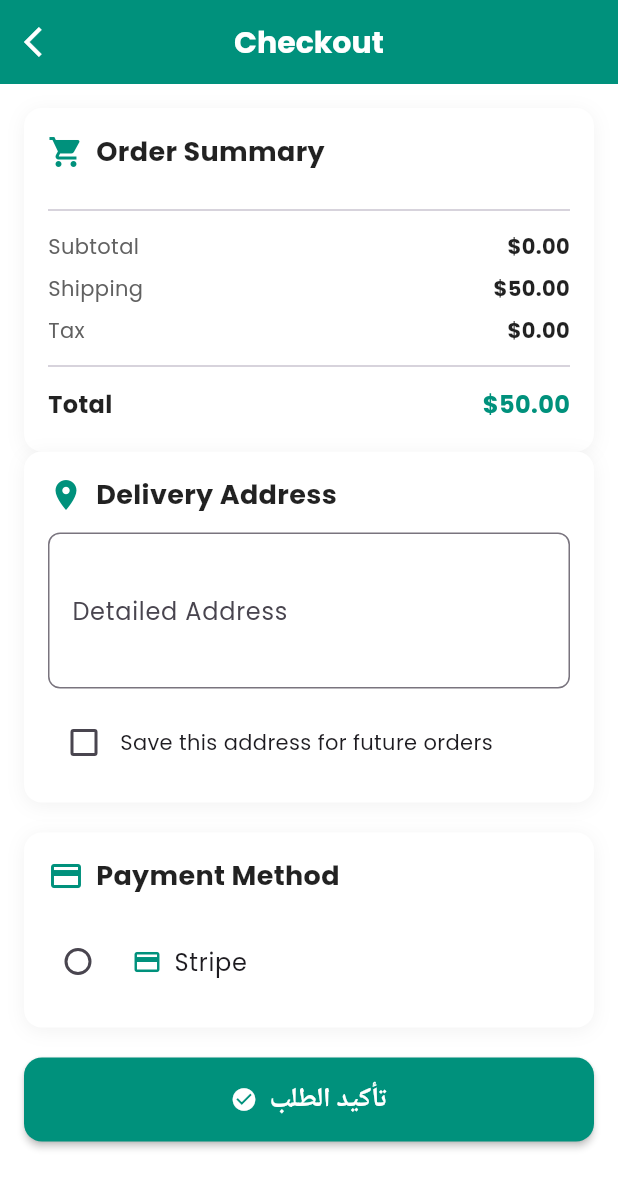
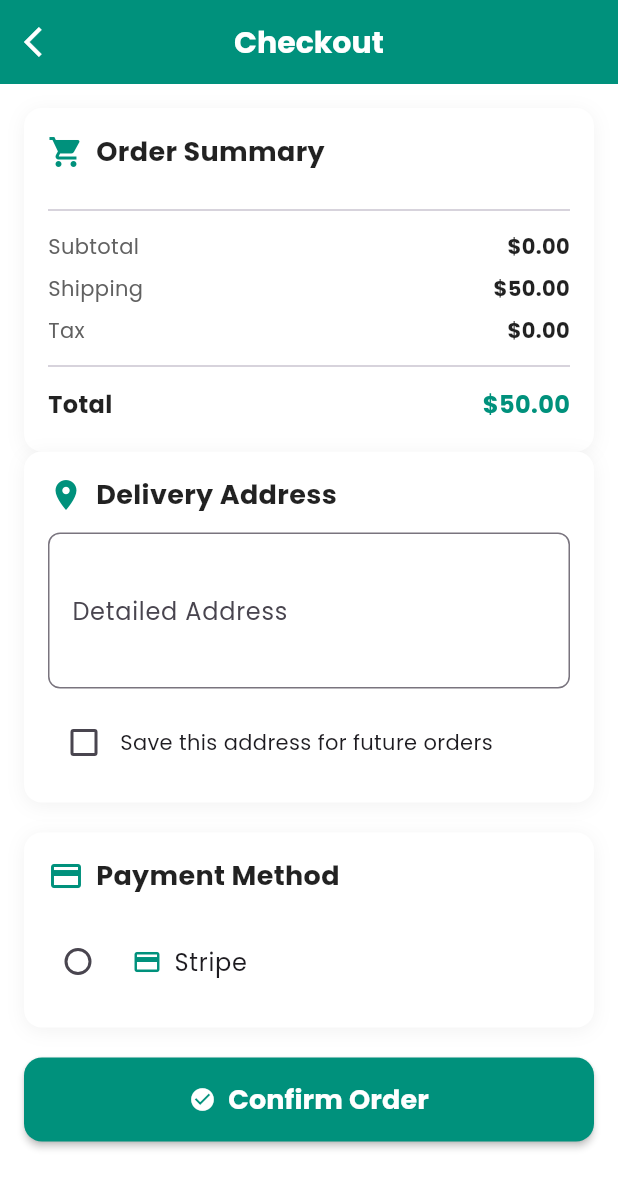
Before and after one commit to graduationproject273/graduatinproject, a Flutter app: the CheckoutView screen opened directly with empty values, on a phone screen of 412 x 824 dp. Shown: the top 1188 px of the screen. Run offline on Flutter 3.47's test engine with Material 3 defaults, Android fonts, the phone set to English and light mode, and no system bars; our stand-ins replace bloc, cached_network_image, dartz, device_preview, dio, dots_indicator and 15 more; missing offline and left inert: cloudinary, cloudinary_public, data_connection_checker_tv; accounts and stored records are empty; network calls fail.

Commit message:
push payments

```diff
--- a/lib/features/checkout/presentation/widgets/checkout_view_body.dart
+++ b/lib/features/checkout/presentation/widgets/checkout_view_body.dart
@@ -260,7 +260,7 @@ class _CheckoutPageState extends State<CheckoutPage> {
                           Icon(Icons.check_circle, color: Colors.white),
                           SizedBox(width: 8),
                           Text(
-                            'تأكيد الطلب',
+                            'Confirm Order',
                             style: TextStyle(
                               fontSize: 18,
                               fontWeight: FontWeight.bold,
```
